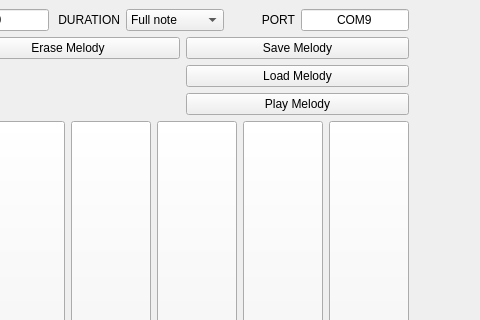
KocurMaros/HackKosice24, file MyComposer/mainwindow.ui: the form before one commit; both pictures show x 344 to 824 and y 0 to 320 of the 824 by 600 pixel window.
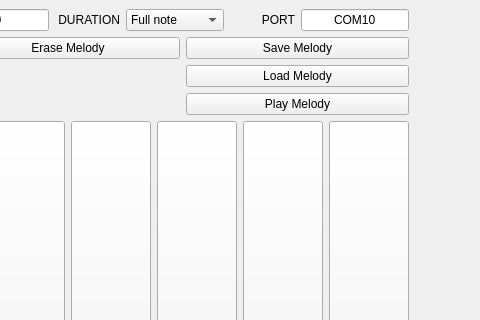
The form after the commit.

```diff
--- a/MyComposer/mainwindow.ui
+++ b/MyComposer/mainwindow.ui
@@ -314,7 +314,7 @@
          </sizepolicy>
         </property>
         <property name="text">
-         <string>COM9</string>
+         <string>COM10</string>
         </property>
         <property name="alignment">
          <set>Qt::AlignCenter</set>
```
